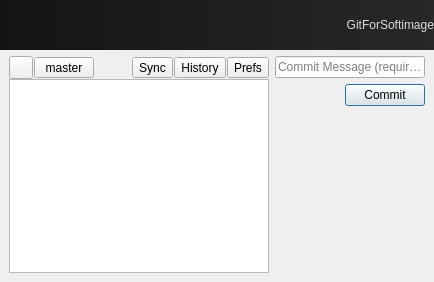
Qt form gitforsoftimage/layout/ui/git.ui (csaez/gitforsoftimage) before a commit.
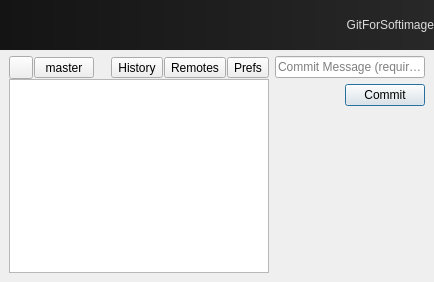
The same form after that commit.

Commit message: 'edit gitignore'  button to prefs

The edit to the form file:
```diff
--- a/gitforsoftimage/layout/ui/git.ui
+++ b/gitforsoftimage/layout/ui/git.ui
@@ -126,22 +126,6 @@
             </property>
            </spacer>
           </item>
-          <item>
-           <widget class="QToolButton" name="sync_button">
-            <property name="toolTip">
-             <string>&lt;html&gt;&lt;head/&gt;&lt;body&gt;&lt;p&gt;Sync&lt;/p&gt;&lt;/body&gt;&lt;/html&gt;</string>
-            </property>
-            <property name="text">
-             <string>Sync</string>
-            </property>
-            <property name="iconSize">
-             <size>
-              <width>18</width>
-              <height>18</height>
-             </size>
-            </property>
-           </widget>
-          </item>
           <item>
            <widget class="QToolButton" name="history_button">
             <property name="toolTip">
@@ -158,6 +142,22 @@
             </property>
            </widget>
           </item>
+          <item>
+           <widget class="QToolButton" name="remotes_button">
+            <property name="toolTip">
+             <string>&lt;html&gt;&lt;head/&gt;&lt;body&gt;&lt;p&gt;Remotes&lt;/p&gt;&lt;/body&gt;&lt;/html&gt;</string>
+            </property>
+            <property name="text">
+             <string>Remotes</string>
+            </property>
+            <property name="iconSize">
+             <size>
+              <width>18</width>
+              <height>18</height>
+             </size>
+            </property>
+           </widget>
+          </item>
           <item>
            <widget class="QToolButton" name="prefs_button">
             <property name="toolTip">
```
Left out of the diff: 16 changed lines with no effect on the pictures. The commit also changes 3 other files.
